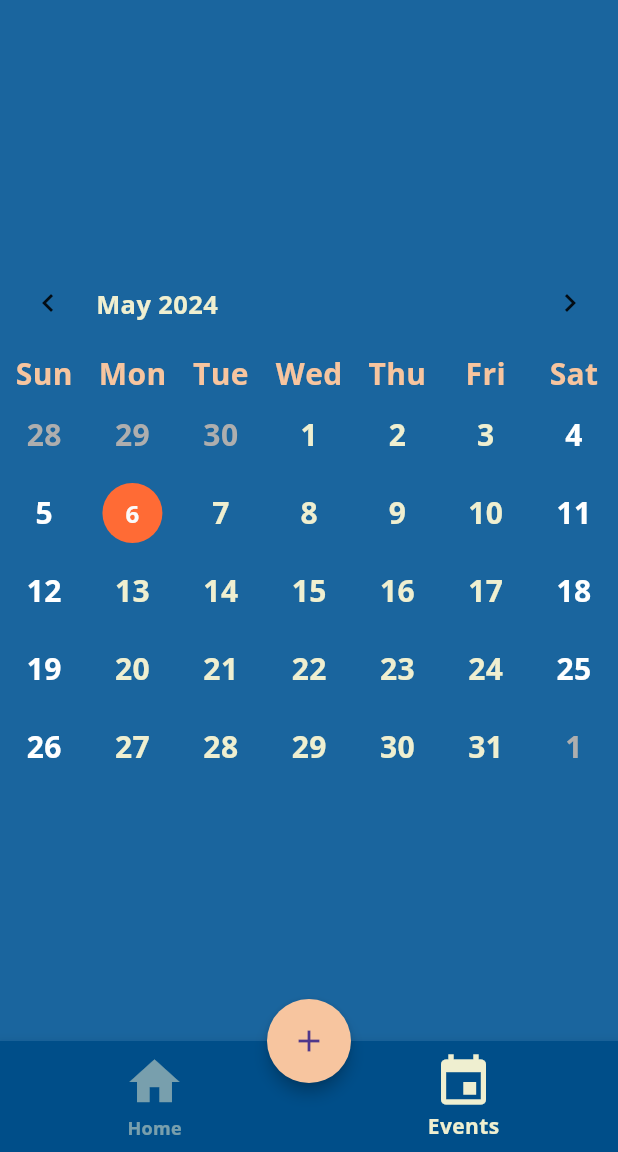
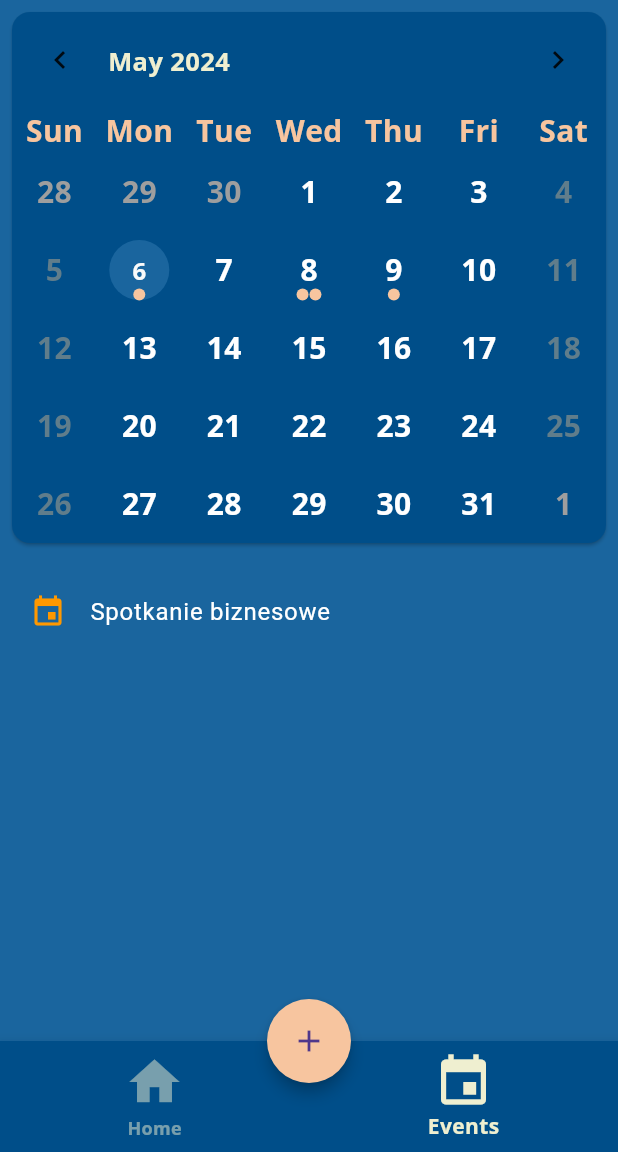
Before and after one commit to LudzCPP/Meetoplay, a Flutter app: the screen it shows once a user with an empty profile is signed in, item 2 of the bottom bar chosen, on a phone screen of 412 x 824 dp, the part 84-1236 px from its top. Run offline on Flutter 3.47's test engine with Material 3 defaults, Android fonts, the phone set to English and light mode, and no system bars; drawn by our look-alikes of table_calendar; our stand-ins replace cloud_firestore, firebase_auth, firebase_core, flutter_map, fluttertoast, google_sign_in and 1 more; accounts and stored records are empty.

Commit message:
Improve calendar looks and logic

```diff
--- a/lib/calendar_page.dart
+++ b/lib/calendar_page.dart
@@ -2,23 +2,78 @@ import 'package:flutter/material.dart';
 import 'package:meetoplay/global_variables.dart';
 import 'package:table_calendar/table_calendar.dart';
 
-class CalendarPage extends StatelessWidget {
+class CalendarPage extends StatefulWidget {
   const CalendarPage({super.key});
+
+  @override
+  _CalendarPageState createState() => _CalendarPageState();
+}
+
+class _CalendarPageState extends State<CalendarPage> {
+  late DateTime _selectedDay;
+  late DateTime _focusedDay;
+  List<String> _selectedEvents = [];
+  Map<DateTime, List<String>> _allEvents = {};
+
+  @override
+  void initState() {
+    super.initState();
+    _focusedDay = DateTime.now();
+    _selectedDay = _focusedDay;
+    DateTime now = DateTime.utc(
+        DateTime.now().year, DateTime.now().month, DateTime.now().day);
+    _allEvents = {
+      now: ['Spotkanie biznesowe'],
+      now.add(const Duration(days: 2)): [
+        'Wycieczka szkolna',
+        'Spotkanie klubu książki'
+      ],
+      now.add(const Duration(days: 3)): ['Urodziny przyjaciela'],
+    };
+    _selectedEvents = _getEventsForDay(_selectedDay);
+  }
+
+  List<String> _getEventsForDay(DateTime day) {
+    return _allEvents[DateTime.utc(day.year, day.month, day.day)] ?? [];
+  }
+
+  void _onDaySelected(DateTime selectedDay, DateTime focusedDay) {
+    setState(() {
+      _selectedDay =
+          DateTime.utc(selectedDay.year, selectedDay.month, selectedDay.day);
+      _focusedDay = focusedDay;
+      _selectedEvents = _getEventsForDay(_selectedDay);
+    });
+  }
 
   @override
   Widget build(BuildContext context) {
     return Scaffold(
       body: Center(
+        child: Column(
+          children: [
+            Card(
+              color: darkBlue,
+              margin: const EdgeInsets.all(8),
               child: TableCalendar(
-          availableCalendarFormats: const {CalendarFormat.month: 'xd'},
+                firstDay: DateTime.utc(2010, 10, 16),
+                lastDay: DateTime.utc(2030, 3, 14),
+                focusedDay: _focusedDay,
+                calendarFormat: CalendarFormat.month,
+                availableCalendarFormats: const {CalendarFormat.month: 'Month'},
+                selectedDayPredicate: (day) => isSameDay(_selectedDay, day),
+                onDaySelected: _onDaySelected,
+                eventLoader: _getEventsForDay,
                 calendarStyle: const CalendarStyle(
                   todayDecoration:
-                BoxDecoration(color: orange, shape: BoxShape.circle),
-            tableBorder: TableBorder(
-                // horizontalInside: BorderSide(color: Colors.black),
-                // verticalInside: BorderSide(color: Colors.black),
-                ),
-            weekendTextStyle: TextStyle(color: Colors.white),
+                      BoxDecoration(color: darkBlue, shape: BoxShape.circle),
+                  selectedDecoration:
+                      BoxDecoration(color: lightBlue, shape: BoxShape.circle),
+                  markerDecoration:
+                      BoxDecoration(color: pink, shape: BoxShape.circle),
+                  weekendTextStyle: TextStyle(color: Colors.blueGrey),
+                  defaultTextStyle: TextStyle(color: Colors.white),
+                  outsideTextStyle: TextStyle(color: Colors.grey),
                 ),
                 daysOfWeekStyle: const DaysOfWeekStyle(
                     weekdayStyle: TextStyle(
@@ -28,9 +83,29 @@ class CalendarPage extends StatelessWidget {
                       color: pink,
                     )),
                 daysOfWeekHeight: 30,
-          firstDay: DateTime.utc(2010, 10, 16),
-          lastDay: DateTime.utc(2030, 3, 14),
-          focusedDay: DateTime.now(),
+              ),
+            ),
+            Expanded(
+              child: ListView.builder(
+                itemCount: _selectedEvents.length,
+                itemBuilder: (context, index) {
+                  return InkWell(
+                    onTap: () {
+                       print("Kliknięto wydarzenie: ${_selectedEvents[index]}");
+                    },
+                    child: ListTile(
+                      title: Text(_selectedEvents[index],
+                          style: const TextStyle(color: Colors.white)),
+                      tileColor: lightBlue,
+                      leading: const Icon(Icons.event, color: Colors.orange),
+                      contentPadding: const EdgeInsets.symmetric(
+                          horizontal: 20.0, vertical: 10.0),
+                    ),
+                  );
+                },
+              ),
+            ),
+          ],
         ),
       ),
     );
--- a/lib/main.dart
+++ b/lib/main.dart
@@ -1,8 +1,8 @@
 import 'package:flutter/material.dart';
-
+import 'package:flutter/services.dart'; // Import potrzebny do zarządzania orientacją ekranu
+import 'package:firebase_core/firebase_core.dart';
 import 'package:meetoplay/wrapper.dart';
 import 'global_variables.dart';
-import 'package:firebase_core/firebase_core.dart';
 import 'firebase_options.dart';
 
 final navigatorKey = GlobalKey<NavigatorState>();
@@ -12,6 +12,12 @@ void main() async {
   await Firebase.initializeApp(
     options: DefaultFirebaseOptions.currentPlatform,
   );
+
+  await SystemChrome.setPreferredOrientations([
+    DeviceOrientation.portraitUp,
+    DeviceOrientation.portraitDown,
+  ]);
+
   runApp(const MyApp());
 }
 
```
Lines whose indentation alone changed are shown as unchanged.
